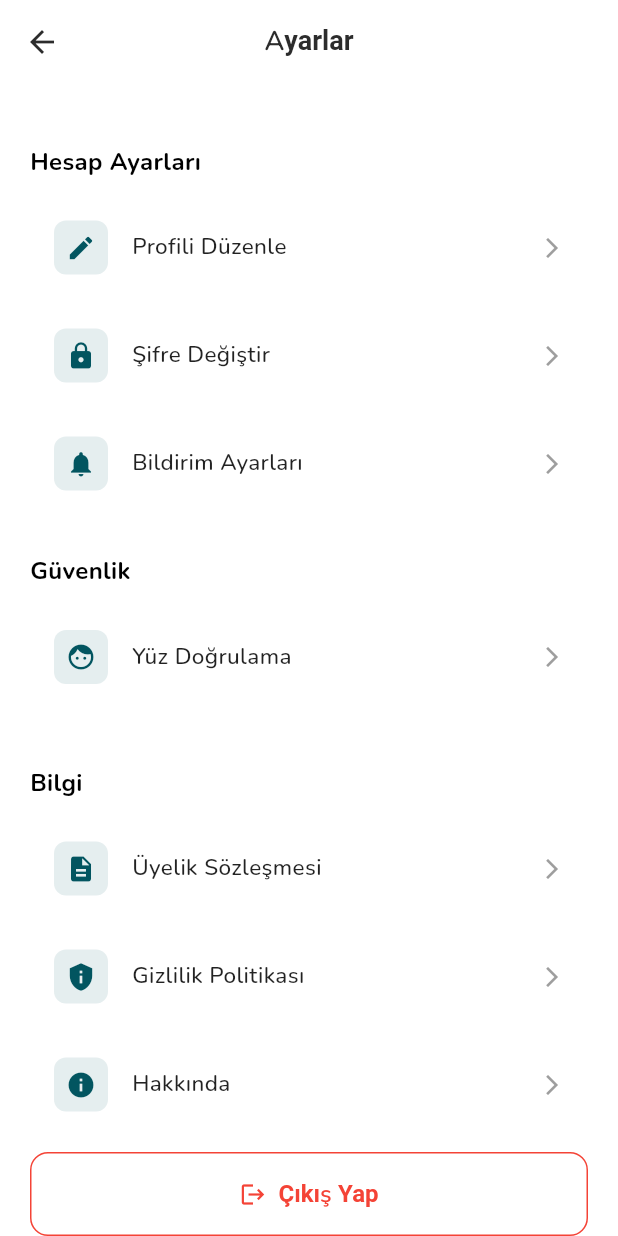
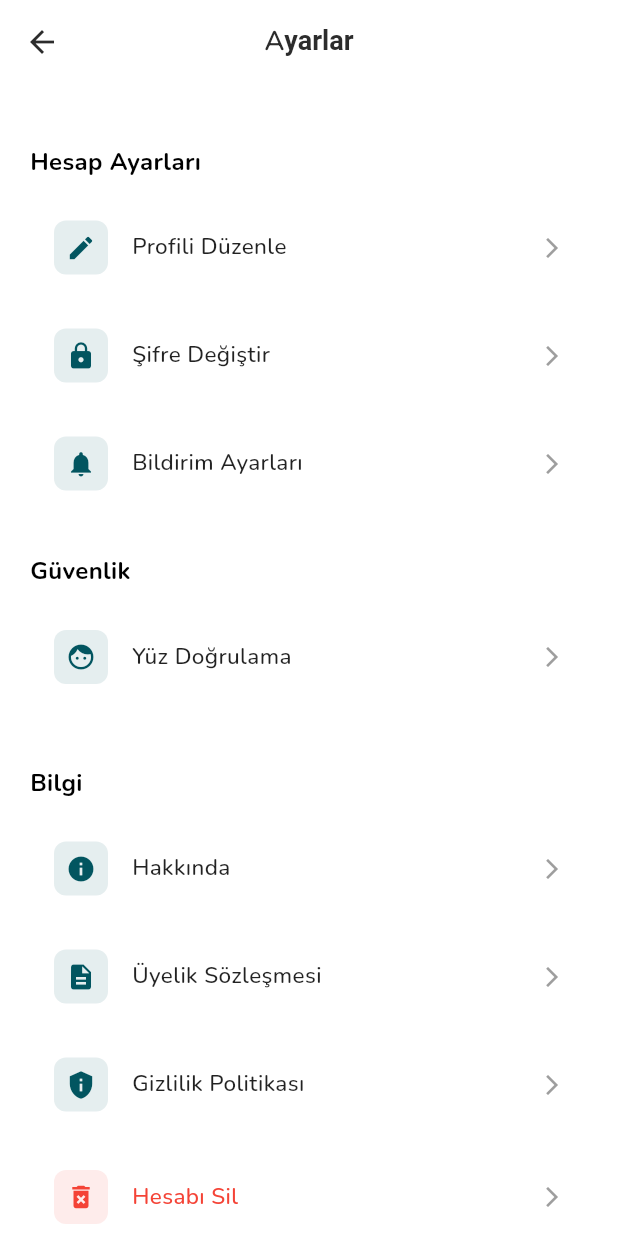
Before and after one commit to gorkemoa/events, a Flutter app: the SettingsPage screen opened by its route, on a phone screen of 412 x 824 dp. Run offline on Flutter 3.47's test engine with Material 3 defaults, Android fonts, the phone set to English and light mode, and no system bars; our stand-ins replace camera, convex_bottom_bar, firebase_core, firebase_messaging, geocoding, geolocator and 6 more; missing offline and left inert: google_mlkit_face_detection; accounts and stored records are empty; network calls fail.

Commit message:
feat: Update event tabs and enhance settings page with account deletion functionality

```diff
--- a/lib/views/events/events_page.dart
+++ b/lib/views/events/events_page.dart
@@ -296,7 +296,7 @@ class _EventsPageState extends State<EventsPage> with SingleTickerProviderStateM
                   ),
                   tabs: const [
                     Tab(text: 'Tüm Etkinlikler'),
-                    Tab(text: 'Geçmiş Etkinlikler'),
+                    Tab(text: 'Dahil Oldığım Etkinlikler'),
                   ],
                 ),
               ),
@@ -368,7 +368,7 @@ class _EventsPageState extends State<EventsPage> with SingleTickerProviderStateM
                                   ),
                     // Post Events Tab
                     const Center(
-                      child: Text('Geçmiş Etkinlikler'),
+                      child: Text('Dahil Oldığım Etkinlikler'),
                     ),
                   ],
                 ),
--- a/lib/views/profile/settings_page.dart
+++ b/lib/views/profile/settings_page.dart
@@ -197,6 +197,17 @@ class _SettingsPageState extends State<SettingsPage> {
                 const SizedBox(height: 15),
 
                 _buildSettingsTile(
+                  icon: Icons.info,
+                  title: 'Hakkında',
+                  onTap: () {
+                    // Show about dialog
+                    _showAboutDialog();
+                  },
+                ),
+
+                const SizedBox(height: 12),
+
+                _buildSettingsTile(
                   icon: Icons.description,
                   title: 'Üyelik Sözleşmesi',
                   onTap: () {
@@ -224,89 +235,14 @@ class _SettingsPageState extends State<SettingsPage> {
                   },
                 ),
 
-                const SizedBox(height: 12),
+                const SizedBox(height: 15),
 
                 _buildSettingsTile(
-                  icon: Icons.info,
-                  title: 'Hakkında',
-                  onTap: () {
-                    // Show about dialog
-                    _showAboutDialog();
-                  },
-                ),
-
-                const SizedBox(height: 15),
-
-                // Logout Button
-                SizedBox(
-                  width: double.infinity,
-                  height: 56,
-                  child: OutlinedButton.icon(
-                    onPressed: () async {
-                      // Show confirmation dialog
-                      final shouldLogout = await showDialog<bool>(
-                        context: context,
-                        builder: (context) => AlertDialog(
-                          title: const Text('Çıkış Yap'),
-                          content: const Text('Çıkış yapmak istediğinizden emin misiniz?'),
-                          actions: [
-                            TextButton(
-                              onPressed: () => Navigator.pop(context, false),
-                              child: const Text('İptal'),
-                            ),
-                            TextButton(
-                              onPressed: () => Navigator.pop(context, true),
-                              child: const Text('Çıkış Yap'),
-                            ),
-                          ],
-                        ),
-                      );
-
-                      if (shouldLogout == true) {
-                        // Get userId before clearing session
-                        final userId = await StorageHelper.getUserId();
-
-                        // Clear user session
-                        await StorageHelper.clearUserSession();
-
-                        // Unsubscribe from Firebase topic
-                        if (userId != null) {
-                          await FirebaseMessagingService.unsubscribeFromUserTopic(userId.toString());
-                        }
-
-                        if (mounted) {
-                          Navigator.of(context).pushNamedAndRemoveUntil(
-                            '/login',
-                            (route) => false,
-                          );
-                        }
-                      }
-                    },
-                    icon: const Icon(
-                      Icons.logout,
-                      color: Colors.red,
-                    ),
-                    label: const Text(
-                      'Çıkış Yap',
-                      style: TextStyle(
-                        fontSize: 16,
-                        fontWeight: FontWeight.w600,
-                        color: Colors.red,
-                      ),
-                    ),
-                    style: OutlinedButton.styleFrom(
-                      side: const BorderSide(color: Colors.red),
-                      shape: RoundedRectangleBorder(
-                        borderRadius: BorderRadius.circular(12),
-                      ),
-                    ),
-                  ),
-                ),
-
-                const SizedBox(height: 12),
-                Center(
-                  child: OutlinedButton(
-                    onPressed: () async {
+                  icon: Icons.delete_forever,
+                  title: 'Hesabı Sil',
+                  titleColor: Colors.red,
+                  iconColor: Colors.red,
+                  onTap: () async {
                     // 1. Onay
                     final firstConfirm = await showDialog<bool>(
                       context: context,
@@ -389,19 +325,71 @@ class _SettingsPageState extends State<SettingsPage> {
                       }
                     }
                   },
+                ),
+
+                const SizedBox(height: 30),
+
+                // Logout Button
+                SizedBox(
+                  width: double.infinity,
+                  height: 56,
+                  child: OutlinedButton.icon(
+                    onPressed: () async {
+                      // Show confirmation dialog
+                      final shouldLogout = await showDialog<bool>(
+                        context: context,
+                        builder: (context) => AlertDialog(
+                          title: const Text('Çıkış Yap'),
+                          content: const Text('Çıkış yapmak istediğinizden emin misiniz?'),
+                          actions: [
+                            TextButton(
+                              onPressed: () => Navigator.pop(context, false),
+                              child: const Text('İptal'),
+                            ),
+                            TextButton(
+                              onPressed: () => Navigator.pop(context, true),
+                              child: const Text('Çıkış Yap'),
+                            ),
+                          ],
+                        ),
+                      );
+
+                      if (shouldLogout == true) {
+                        // Get userId before clearing session
+                        final userId = await StorageHelper.getUserId();
+
+                        // Clear user session
+                        await StorageHelper.clearUserSession();
+
+                        // Unsubscribe from Firebase topic
+                        if (userId != null) {
+                          await FirebaseMessagingService.unsubscribeFromUserTopic(userId.toString());
+                        }
+
+                        if (mounted) {
+                          Navigator.of(context).pushNamedAndRemoveUntil(
+                            '/login',
+                            (route) => false,
+                          );
+                        }
+                      }
+                    },
+                    icon: const Icon(
+                      Icons.logout,
+                      color: Colors.red,
+                    ),
+                    label: const Text(
+                      'Çıkış Yap',
+                      style: TextStyle(
+                        fontSize: 16,
+                        fontWeight: FontWeight.w600,
+                        color: Colors.red,
+                      ),
+                    ),
                     style: OutlinedButton.styleFrom(
                       side: const BorderSide(color: Colors.red),
                       shape: RoundedRectangleBorder(
-                        borderRadius: BorderRadius.circular(8),
-                      ),
-                      padding: const EdgeInsets.symmetric(horizontal: 16, vertical: 8),
-                    ),
-                    child: const Text(
-                      'Hesabı Sil',
-                      style: TextStyle(
-                        fontSize: 12,
-                        fontWeight: FontWeight.w500,
-                        color: Colors.red,
+                        borderRadius: BorderRadius.circular(12),
                       ),
                     ),
                   ),
@@ -419,7 +407,12 @@ class _SettingsPageState extends State<SettingsPage> {
     required IconData icon,
     required String title,
     required VoidCallback onTap,
+    Color? titleColor,
+    Color? iconColor,
   }) {
+    final effectiveIconColor = iconColor ?? AppTheme.primary;
+    final effectiveTitleColor = titleColor ?? Colors.black87;
+
     return InkWell(
       onTap: onTap,
       borderRadius: BorderRadius.circular(12),
@@ -433,22 +426,22 @@ class _SettingsPageState extends State<SettingsPage> {
                 Container(
                   padding: const EdgeInsets.all(8),
                   decoration: BoxDecoration(
-                    color: AppTheme.primary.withOpacity(0.1),
+                    color: effectiveIconColor.withOpacity(0.1),
                     borderRadius: BorderRadius.circular(8),
                   ),
                   child: Icon(
                     icon,
-                    color: AppTheme.primary,
+                    color: effectiveIconColor,
                     size: 20,
                   ),
                 ),
                 const SizedBox(width: 16),
                 Text(
                   title,
-                  style: const TextStyle(
+                  style: TextStyle(
                     fontSize: 15,
                     fontWeight: FontWeight.w500,
-                    color: Colors.black87,
+                    color: effectiveTitleColor,
                   ),
                 ),
               ],
```
Also changed, not shown: lib/views/home_page.dart (+0 -7 lines), lib/widgets/app_drawer.dart (+25 -7 lines), lib/widgets/home_header.dart (+20 -8 lines). Lines whose indentation alone changed are shown as unchanged.
